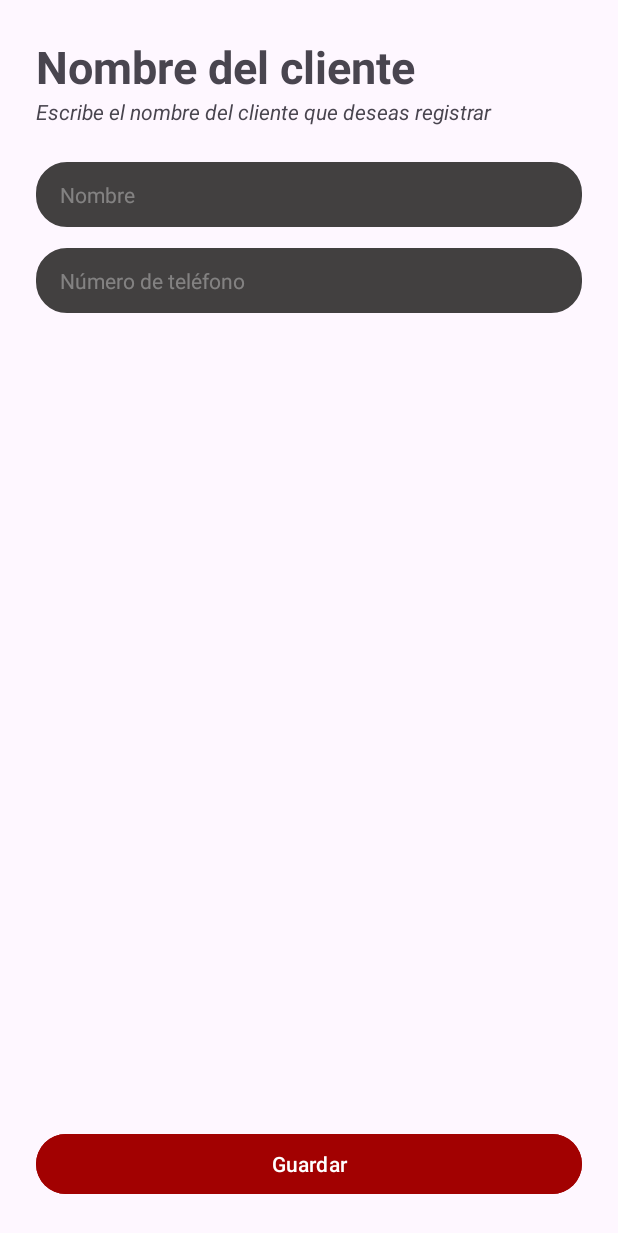
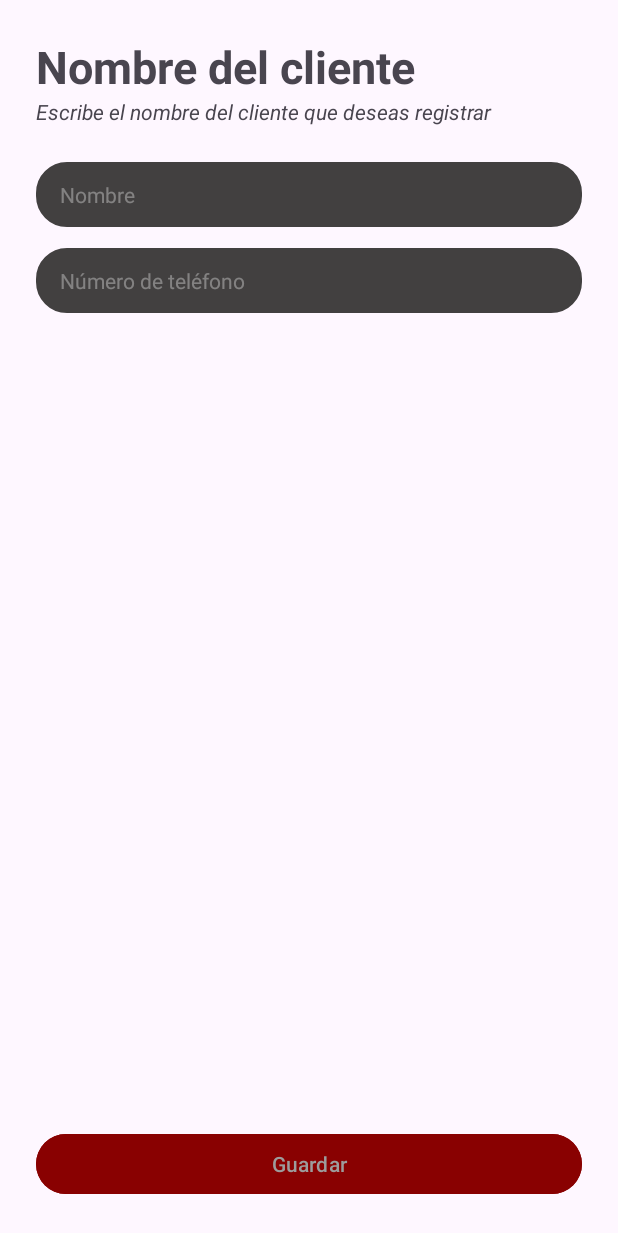
Before and after one commit to gmtzdev/Erdbeeren, an Android app: the CreateClientActivity screen opened directly, with no data from a screen before it, on a phone screen of 412 x 824 dp. Shown: the top 1233 px of the screen. Run offline under Robolectric (Android 15) with nearby library versions, the phone set to English and light mode, and no system bars.

Commit message:
Use the colors.xml file into activity_create_client.xml

```diff
--- a/app/src/main/res/layout/activity_create_client.xml
+++ b/app/src/main/res/layout/activity_create_client.xml
@@ -61,8 +61,8 @@
             android:id="@+id/btnSaveClient"
             android:layout_width="match_parent"
             android:layout_height="wrap_content"
-            android:backgroundTint="#A20101"
-            android:textColor="#fff"
+            android:backgroundTint="@color/disablered"
+            android:textColor="@color/disabledtext"
             android:enabled="false"
             android:text="Guardar"/>
 
```
